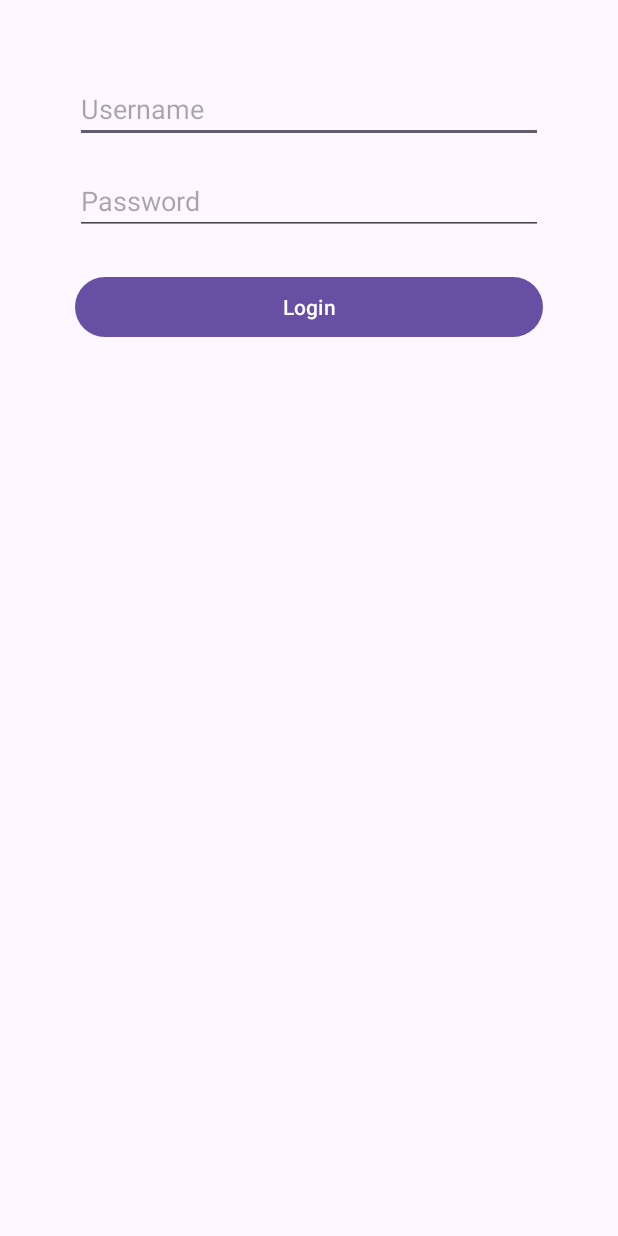
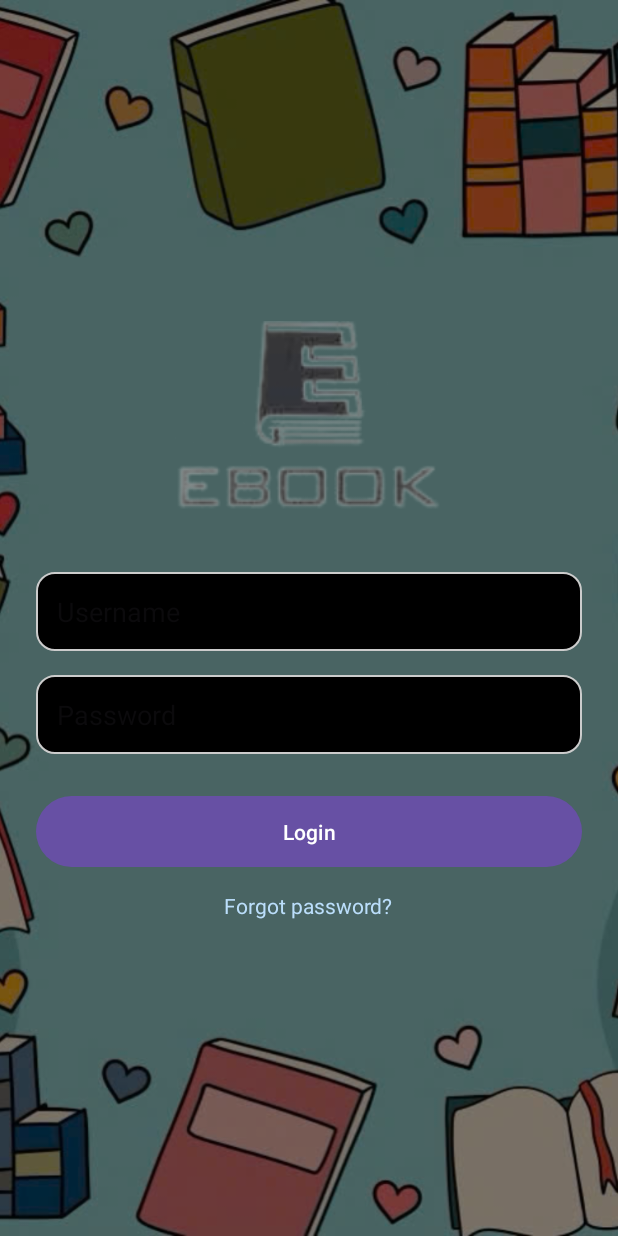
Before and after one commit to DuyTan853/appEbook, an Android app: the screen it shows after launch (Login), on a phone screen of 412 x 824 dp. Run offline under Robolectric (Android 15) with nearby library versions, the light colour scheme and no system bars.

Commit message:
---DONE---

```diff
--- a/app/src/main/AndroidManifest.xml
+++ b/app/src/main/AndroidManifest.xml
@@ -16,7 +16,6 @@
             android:exported="true" >
             <intent-filter>
                 <action android:name="android.intent.action.MAIN" />
-
                 <category android:name="android.intent.category.LAUNCHER" />
             </intent-filter>
         </activity>
--- /dev/null
+++ b/app/src/main/res/drawable/edittext_bg.xml
@@ -0,0 +1,6 @@
+<shape xmlns:android="http://schemas.android.com/apk/res/android">
+    <solid android:color="#000"/>
+    <corners android:radius="12dp"/>
+    <stroke android:width="1dp" android:color="#CCCCCC"/>
+    <padding android:left="10dp" android:top="10dp" android:right="10dp" android:bottom="10dp"/>
+</shape>
--- a/app/src/main/res/layout/activity_login.xml
+++ b/app/src/main/res/layout/activity_login.xml
@@ -1,27 +1,85 @@
-<LinearLayout xmlns:android="http://schemas.android.com/apk/res/android"
-    android:orientation="vertical"
-    android:padding="50dp"
+<RelativeLayout xmlns:android="http://schemas.android.com/apk/res/android"
     android:layout_width="match_parent"
     android:layout_height="match_parent">
 
+    <!-- Background -->
+    <ImageView
+        android:id="@+id/bgImage"
+        android:layout_width="match_parent"
+        android:layout_height="match_parent"
+        android:scaleType="centerCrop"
+        android:src="@drawable/login_bg"/>
+
+    <!-- Overlay tối giúp nội dung nổi bật -->
+    <View
+        android:id="@+id/overlay"
+        android:layout_width="match_parent"
+        android:layout_height="match_parent"
+        android:background="#80000000"/>
+
+    <!-- Nội dung chính -->
+    <LinearLayout
+        android:orientation="vertical"
+        android:gravity="center"
+        android:layout_centerInParent="true"
+        android:padding="24dp"
+        android:layout_width="match_parent"
+        android:layout_height="wrap_content">
+
+        <!-- Logo -->
+        <ImageView
+            android:id="@+id/logo"
+            android:layout_width="187dp"
+            android:layout_height="139dp"
+            android:layout_gravity="center"
+            android:contentDescription="EBOOK Logo"
+            android:src="@drawable/logo" />
+
+        <!-- Tiêu đề -->
+
+        <!-- Username -->
         <EditText
             android:id="@+id/editTextUsername"
+            android:layout_width="match_parent"
+            android:layout_height="wrap_content"
             android:hint="Username"
-        android:layout_width="match_parent"
-        android:layout_height="wrap_content"/>
+            android:padding="14dp"
+            android:background="@drawable/edittext_bg"
+            android:textColor="@color/black"
+            android:layout_marginTop="32dp"/>
 
+        <!-- Password -->
         <EditText
             android:id="@+id/editTextPassword"
-        android:hint="Password"
-        android:inputType="textPassword"
             android:layout_width="match_parent"
             android:layout_height="wrap_content"
+            android:hint="Password"
+            android:padding="14dp"
+            android:background="@drawable/edittext_bg"
+            android:inputType="textPassword"
+            android:textColor="#000"
             android:layout_marginTop="16dp"/>
 
+        <!-- Login Button -->
         <Button
             android:id="@+id/buttonLogin"
             android:layout_width="match_parent"
             android:layout_height="wrap_content"
+            android:text="Login"
+            android:textColor="#FFF"
             android:layout_marginTop="24dp"
-        android:text="Login" />
+            android:padding="14dp"/>
+
+        <!-- Forgot Password -->
+        <TextView
+            android:id="@+id/tvForgot"
+            android:layout_width="wrap_content"
+            android:layout_height="wrap_content"
+            android:text="Forgot password?"
+            android:textColor="#BBDEFB"
+            android:textSize="14sp"
+            android:layout_marginTop="12dp"
+            android:layout_gravity="center"/>
+
     </LinearLayout>
+</RelativeLayout>
```
Also changed, not shown: app/src/main/res/drawable/login_bg.png (added), app/src/main/res/drawable/logo.png (added). Lines whose indentation alone changed are shown as unchanged.
